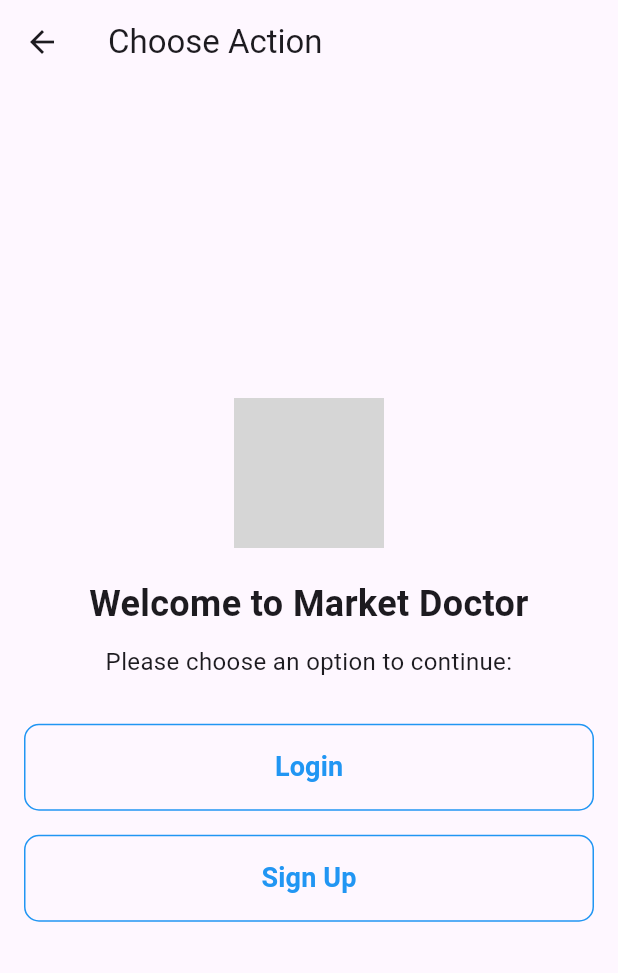
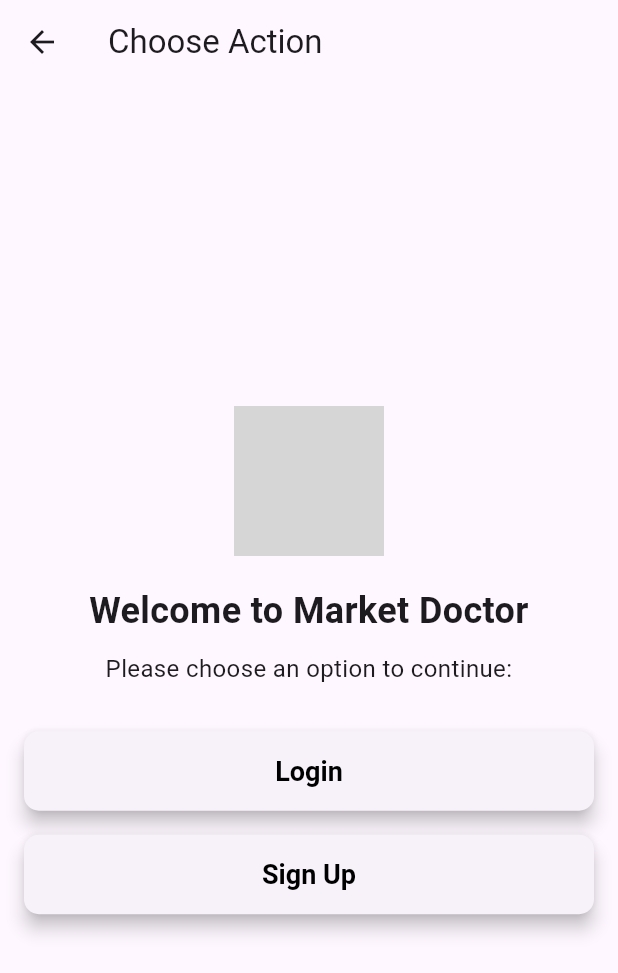
Before and after one commit to Projectsrunit/MarketDoctors, a Flutter app: the ChooseActionPage screen opened directly, on a phone screen of 412 x 824 dp. Shown: the top 973 px of the screen. Run offline on Flutter 3.47's test engine with Material 3 defaults, Android fonts, the phone set to English and light mode, and no system bars; our stand-ins replace country_code_picker, file_picker; network calls fail; grey boxes are pictures that could not be loaded.

Commit message:
Feature: Make Buttons Elevated

```diff
--- a/lib/pages/choose_action.dart
+++ b/lib/pages/choose_action.dart
@@ -43,8 +43,8 @@ class ChooseActionPage extends StatelessWidget {
             ),
             const SizedBox(height: 30),
 
-            // Login Button (OutlinedButton)
-            OutlinedButton(
+            // Login Button (ElevatedButton)
+            ElevatedButton(
               onPressed: () {
                 Navigator.of(context).push(
                   MaterialPageRoute(
@@ -52,11 +52,15 @@ class ChooseActionPage extends StatelessWidget {
                   ),
                 );
               },
-              style: OutlinedButton.styleFrom(
+              style: ElevatedButton.styleFrom(
                 padding: const EdgeInsets.symmetric(vertical: 16),
-                side: const BorderSide(color: Colors.blue), // Border color
+                elevation: 5,
                 shape: RoundedRectangleBorder(
                   borderRadius: BorderRadius.circular(10),
+                ),
+                textStyle: const TextStyle(
+                  fontSize: 18,
+                  fontWeight: FontWeight.bold,
                 ),
               ),
               child: const Center(
@@ -64,8 +68,7 @@ class ChooseActionPage extends StatelessWidget {
                   'Login',
                   style: TextStyle(
                     fontSize: 18,
-                    color: Colors.blue,
-                    fontWeight: FontWeight.bold,
+                    color: Colors.black,
                   ),
                 ),
               ),
@@ -74,7 +77,7 @@ class ChooseActionPage extends StatelessWidget {
             const SizedBox(height: 16),
 
             // Signup Button (ElevatedButton)
-            OutlinedButton(
+            ElevatedButton(
               onPressed: () {
                 Navigator.of(context).push(
                   MaterialPageRoute(
@@ -82,11 +85,15 @@ class ChooseActionPage extends StatelessWidget {
                   ),
                 );
               },
-              style: OutlinedButton.styleFrom(
+              style: ElevatedButton.styleFrom(
                 padding: const EdgeInsets.symmetric(vertical: 16),
-                side: const BorderSide(color: Colors.blue),
+                elevation: 5,
                 shape: RoundedRectangleBorder(
                   borderRadius: BorderRadius.circular(10),
+                ),
+                textStyle: const TextStyle(
+                  fontSize: 18,
+                  fontWeight: FontWeight.bold,
                 ),
               ),
               child: const Center(
@@ -94,8 +101,7 @@ class ChooseActionPage extends StatelessWidget {
                   'Sign Up',
                   style: TextStyle(
                     fontSize: 18,
-                    color: Colors.blue,
-                    fontWeight: FontWeight.bold,
+                    color: Colors.black,
                   ),
                 ),
               ),
```
